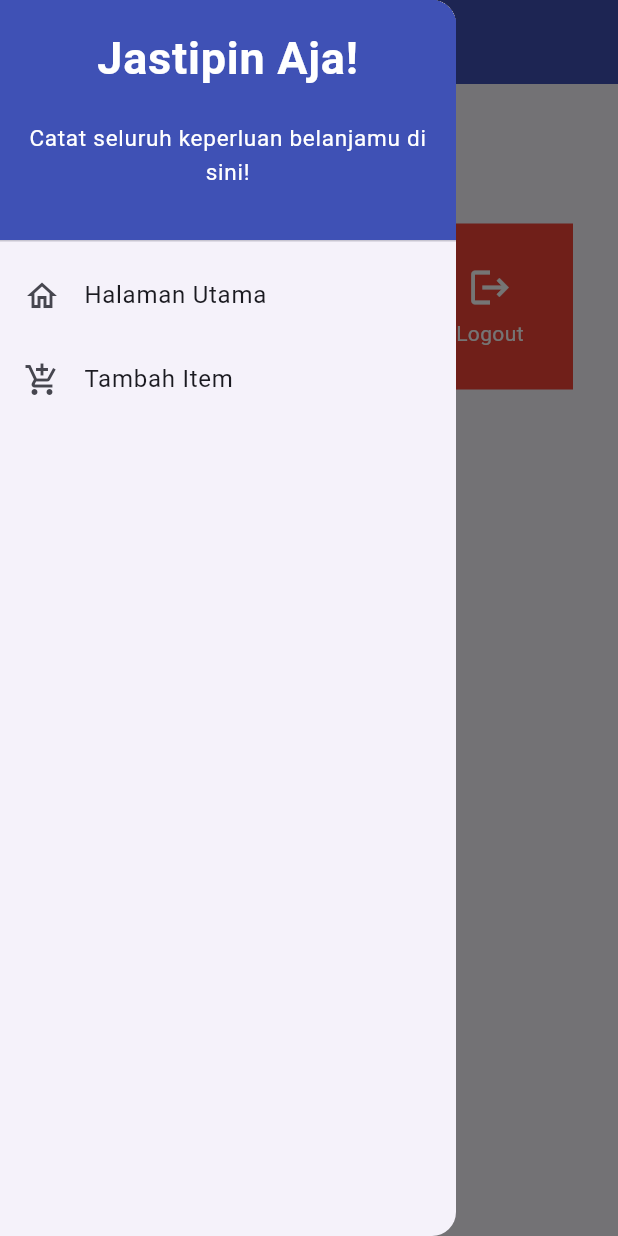
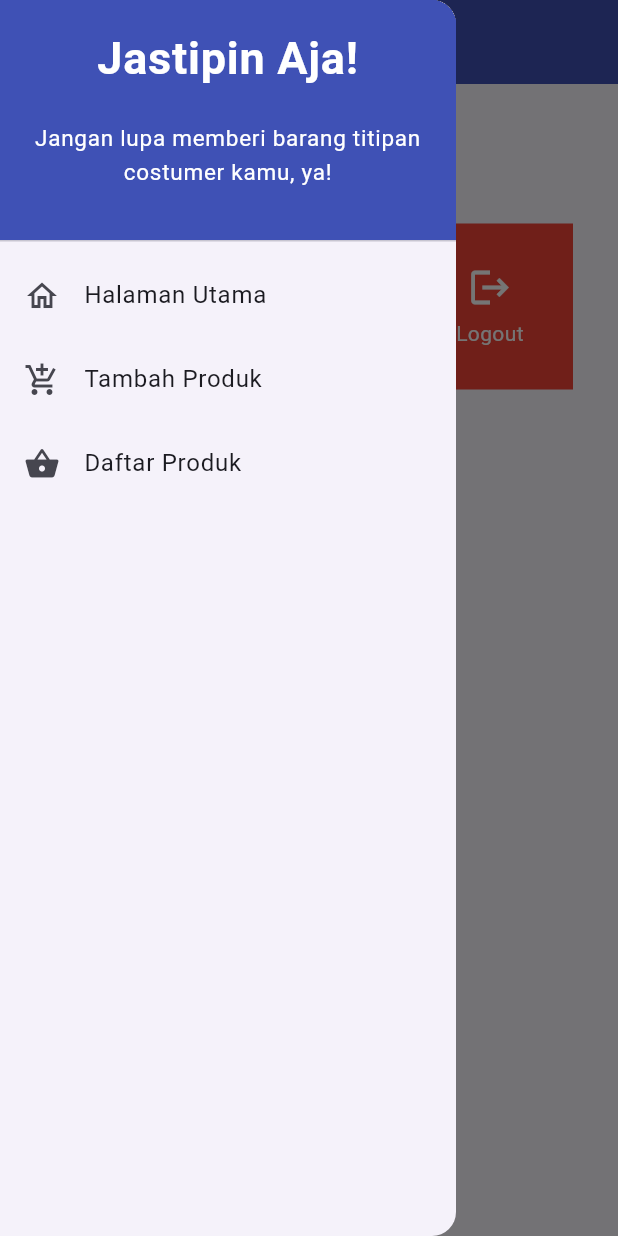
Before and after one commit to hunnania/jastipin_aja, a Flutter app: the MyHomePage screen opened directly, with the side drawer open, on a phone screen of 412 x 824 dp. Run offline on Flutter 3.47's test engine with Material 2 defaults, Android fonts, the light colour scheme and no system bars; missing offline and left inert: pbp_django_auth; network calls fail.

Commit message:
Selesai tugas 9

```diff
--- /dev/null
+++ b/lib/models/product.dart
@@ -0,0 +1,69 @@
+// To parse this JSON data, do
+//
+//     final product = productFromJson(jsonString);
+
+import 'dart:convert';
+
+List<Product> productFromJson(String str) => List<Product>.from(json.decode(str).map((x) => Product.fromJson(x)));
+
+String productToJson(List<Product> data) => json.encode(List<dynamic>.from(data.map((x) => x.toJson())));
+
+class Product {
+    String model;
+    int pk;
+    Fields fields;
+
+    Product({
+        required this.model,
+        required this.pk,
+        required this.fields,
+    });
+
+    factory Product.fromJson(Map<String, dynamic> json) => Product(
+        model: json["model"],
+        pk: json["pk"],
+        fields: Fields.fromJson(json["fields"]),
+    );
+
+    Map<String, dynamic> toJson() => {
+        "model": model,
+        "pk": pk,
+        "fields": fields.toJson(),
+    };
+}
+
+class Fields {
+    String name;
+    DateTime dateAdded;
+    int price;
+    int amount;
+    String description;
+    int user;
+
+    Fields({
+        required this.name,
+        required this.dateAdded,
+        required this.price,
+        required this.description,
+        required this.user,
+        required this.amount,
+    });
+
+    factory Fields.fromJson(Map<String, dynamic> json) => Fields(
+        name: json["name"],
+        dateAdded: DateTime.parse(json["date_added"]),
+        price: json["price"],
+        amount: json["amount"],
+        description: json["description"],
+        user: json["user"],
+    );
+
+    Map<String, dynamic> toJson() => {
+        "name": name,
+        "date_added": "${dateAdded.year.toString().padLeft(4, '0')}-${dateAdded.month.toString().padLeft(2, '0')}-${dateAdded.day.toString().padLeft(2, '0')}",
+        "price": price,
+        "amount": amount,
+        "description": description,
+        "user": user,
+    };
+}
--- a/lib/widgets/left_drawer.dart
+++ b/lib/widgets/left_drawer.dart
@@ -1,6 +1,7 @@
 import 'package:flutter/material.dart';
 import 'package:jastipin_aja/screens/menu.dart';
 import 'package:jastipin_aja/screens/shoplist_form.dart';
+import 'package:jastipin_aja/screens/list_product.dart';
 
 class LeftDrawer extends StatelessWidget {
   const LeftDrawer({super.key});
@@ -26,14 +27,15 @@ class LeftDrawer extends StatelessWidget {
                   ),
                 ),
                 Padding(padding: EdgeInsets.all(10)),
-                Text("Catat seluruh keperluan belanjamu di sini!",
-                    // TODO: Tambahkan gaya teks dengan center alignment, font ukuran 15, warna putih, dan weight biasa
-                    textAlign: TextAlign.center,
-                    style: TextStyle(
-                      fontSize: 15,
-                      color: Colors.white,
-                    ),
-                    ),
+                Text(
+                  "Jangan lupa memberi barang titipan costumer kamu, ya!",
+                  style:  TextStyle(
+                    fontSize: 15,
+                    color:  Colors.white,
+                    fontWeight:  FontWeight.normal,
+                  ),
+                  textAlign: TextAlign.center,
+                ),
               ],
             ),
           ),
@@ -51,16 +53,27 @@ class LeftDrawer extends StatelessWidget {
           ),
           ListTile(
             leading: const Icon(Icons.add_shopping_cart),
-            title: const Text('Tambah Item'),
+            title: const Text('Tambah Produk'),
             // Bagian redirection ke ShopFormPage
             onTap: () {
-              Navigator.pushReplacement(
+              Navigator.push(
                   context,
                   MaterialPageRoute(
                     builder: (context) => const ShopFormPage(),
                   ));
             },
           ),
+          ListTile(
+              leading: const Icon(Icons.shopping_basket),
+              title: const Text('Daftar Produk'),
+              onTap: () {
+                  // Route menu ke halaman produk
+                  Navigator.push(
+                  context,
+                  MaterialPageRoute(builder: (context) => const ProductPage()),
+                  );
+              },
+          ),
         ],
       ),
     );
--- a/pubspec.yaml
+++ b/pubspec.yaml
@@ -35,6 +35,8 @@ dependencies:
   # The following adds the Cupertino Icons font to your application.
   # Use with the CupertinoIcons class for iOS style icons.
   cupertino_icons: ^1.0.2
+  provider: ^6.1.1
+  pbp_django_auth: ^0.4.0
 
 dev_dependencies:
   flutter_test:
```
Also changed, not shown: lib/main.dart (+14 -3 lines), lib/screens/detail_page.dart (added, +52 -0 lines), lib/screens/list_product.dart (added, +107 -0 lines), lib/screens/login.dart (added, +114 -0 lines), lib/widgets/shop_card.dart (+8 -4 lines), pubspec.lock, 2 other files.
